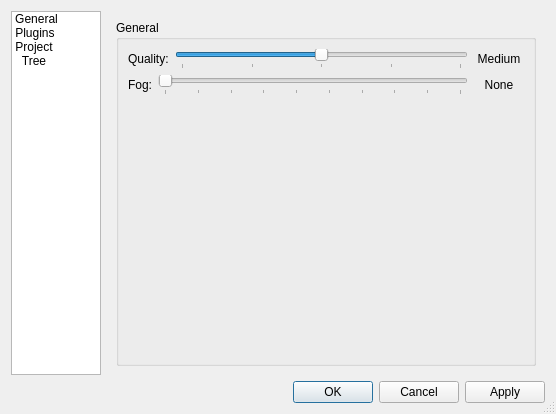
Before: the Qt Designer form avogadro/src/settingsdialog.ui in gladk/avogadro-debian, drawn with Qt 5.
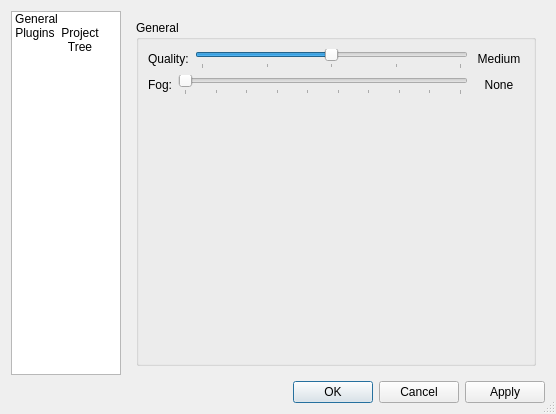
After: the same form once the commit is applied. Icons and pictures are not drawn.

Diff of the .ui file:
```diff
--- a/avogadro/src/settingsdialog.ui
+++ b/avogadro/src/settingsdialog.ui
@@ -201,7 +201,7 @@
      </property>
      <property name="maximumSize">
       <size>
-       <width>90</width>
+       <width>110</width>
        <height>16777215</height>
       </size>
      </property>
```
